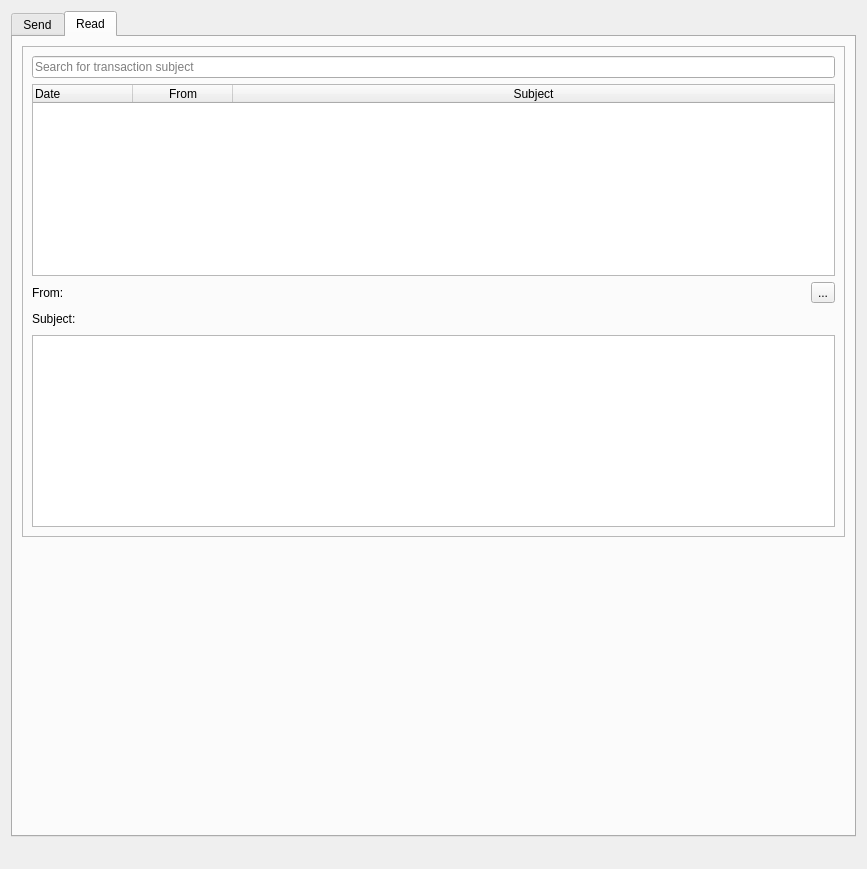
The window that src/qt/forms/messengerpage.ui (BlockStamp/bstnew) describes before a commit, drawn with Qt 5.
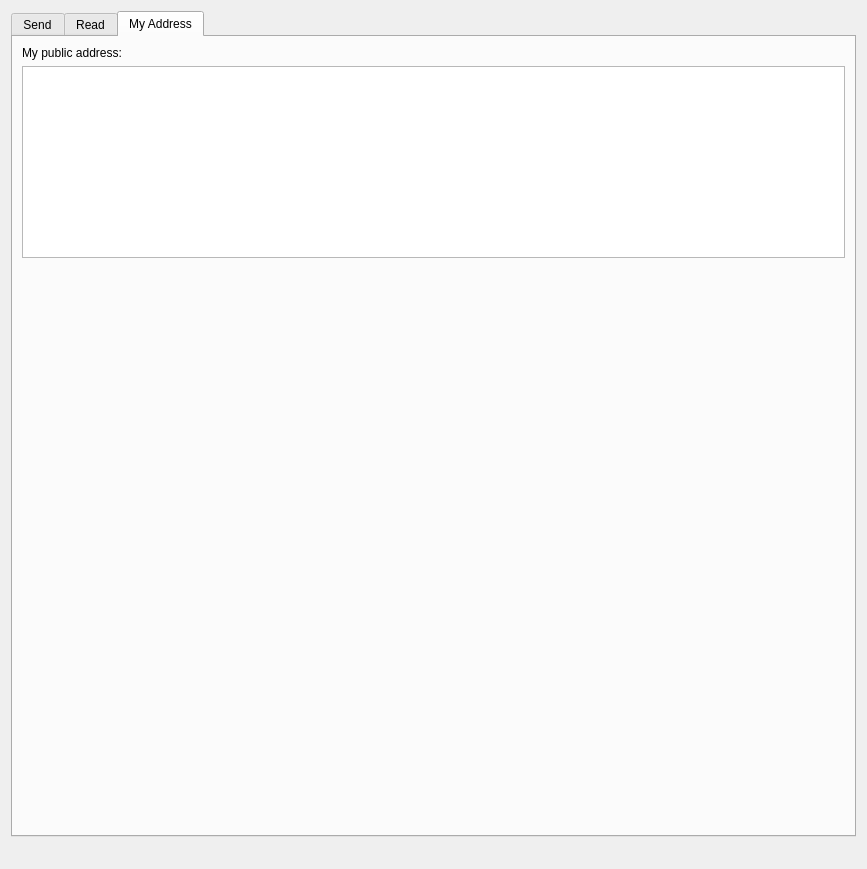
The same window after the commit. The open tabs and pages were chosen to show the change. Icons and pictures are not drawn. Custom widgets are drawn as their Qt base class.

Commit message: Added tab "My address" to MessengerPage

```diff
--- a/src/qt/forms/messengerpage.ui
+++ b/src/qt/forms/messengerpage.ui
@@ -1504,6 +1504,50 @@
        </item>
       </layout>
      </widget>
+     <widget class="QWidget" name="myAddrTab">
+      <attribute name="title">
+       <string>My Address</string>
+      </attribute>
+      <layout class="QHBoxLayout" name="horizontalLayout">
+       <item>
+        <layout class="QVBoxLayout" name="verticalLayout_2">
+         <item>
+          <widget class="QLabel" name="MyAddrLabel">
+           <property name="text">
+            <string>My public address:</string>
+           </property>
+          </widget>
+         </item>
+         <item>
+          <widget class="QPlainTextEdit" name="MyAddrEdit">
+           <property name="enabled">
+            <bool>true</bool>
+           </property>
+           <property name="sizePolicy">
+            <sizepolicy hsizetype="Preferred" vsizetype="Preferred">
+             <horstretch>0</horstretch>
+             <verstretch>0</verstretch>
+            </sizepolicy>
+           </property>
+          </widget>
+         </item>
+         <item>
+          <spacer name="verticalSpacer_4">
+           <property name="orientation">
+            <enum>Qt::Vertical</enum>
+           </property>
+           <property name="sizeHint" stdset="0">
+            <size>
+             <width>20</width>
+             <height>500</height>
+            </size>
+           </property>
+          </spacer>
+         </item>
+        </layout>
+       </item>
+      </layout>
+     </widget>
     </widget>
    </item>
    <item>
```
The commit also changes 2 other files.
